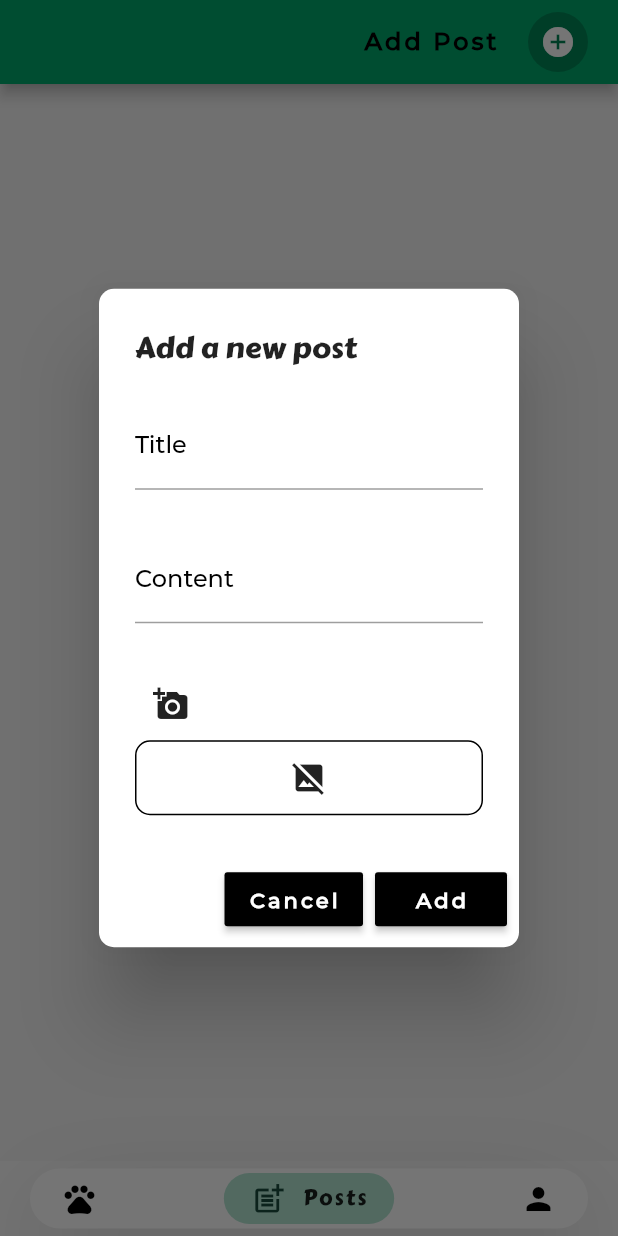
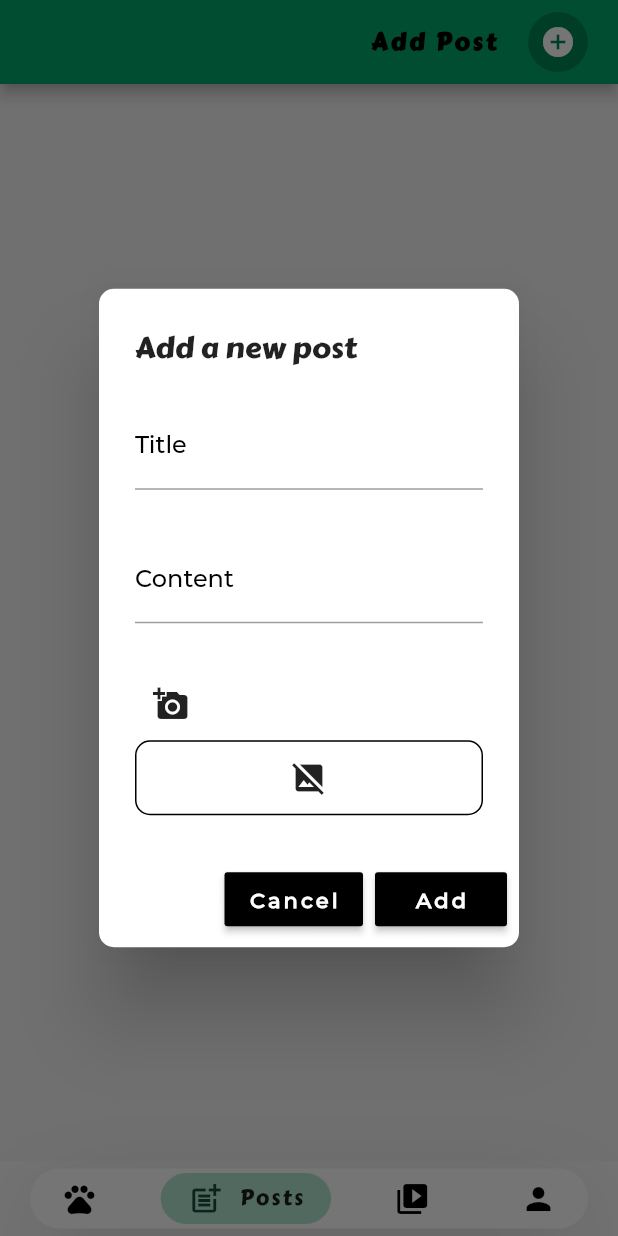
Before and after one commit to divyasri77/AniHelp, a Flutter app: the screen it shows once a user with an empty profile is signed in, item 2 of the bottom bar chosen, after a tap on the "add circle" icon, on a phone screen of 412 x 824 dp. Run offline on Flutter 3.47's test engine with Material 2 defaults, Android fonts, the phone set to English and light mode, and no system bars; drawn by our look-alikes of google_nav_bar; our stand-ins replace better_player, cached_network_image, cloud_firestore, firebase_auth, firebase_core, firebase_storage and 6 more; missing offline and left inert: mailer; accounts and stored records are empty; network calls fail.

Commit message:
Final build

```diff
--- /dev/null
+++ b/lib/FrontEnd/HomeNav/Media/Tabs/photos.dart
@@ -0,0 +1,65 @@
+import 'package:anihelp/FrontEnd/Components/components.dart';
+import 'package:cached_network_image/cached_network_image.dart';
+import 'package:cloud_firestore/cloud_firestore.dart';
+import 'package:flutter/material.dart';
+
+class PhotosTab extends StatefulWidget {
+  @override
+  _PhotosTabState createState() => _PhotosTabState();
+}
+
+class _PhotosTabState extends State<PhotosTab> {
+  @override
+  Widget build(BuildContext context) {
+    return StreamBuilder<QuerySnapshot>(
+      stream: FirebaseFirestore.instance.collection("photos").snapshots(),
+      builder: (context, snapshots) {
+        if (!snapshots.hasData) return Components().circularProgressIndicator();
+        if (snapshots.hasError) return Center(child: Icon(Icons.error));
+
+        var _photos = [];
+        if (snapshots.hasData)
+          for (var snap in snapshots.data.docs) _photos.add(snap.data());
+
+        if (_photos.isEmpty)
+          return Center(
+            child: Text(
+              "No photos found...",
+              style: TextStyle(fontSize: 18, fontFamily: "Montserrat"),
+            ),
+          );
+        return Padding(
+          padding: EdgeInsets.all(20),
+          child: Column(
+            crossAxisAlignment: CrossAxisAlignment.start,
+            children: [
+              FirstRow(text: "These are photos of your virtual pets"),
+              SizedBox(height: 30),
+              Expanded(
+                child: ListView.separated(
+                  physics: BouncingScrollPhysics(),
+                  itemCount: _photos.length,
+                  separatorBuilder: (context, index) => Divider(
+                      height: 30, thickness: 0, color: Colors.transparent),
+                  itemBuilder: (context, index) {
+                    return ClipRRect(
+                      child: CachedNetworkImage(
+                        imageUrl: _photos[index]["photoUrl"],
+                        placeholder: (context, url) =>
+                            Components().circularProgressIndicator(),
+                        errorWidget: (context, url, error) => Icon(Icons.error),
+                        fit: BoxFit.cover,
+                        height: MediaQuery.of(context).size.height * 0.4,
+                      ),
+                      borderRadius: BorderRadius.circular(20),
+                    );
+                  },
+                ),
+              ),
+            ],
+          ),
+        );
+      },
+    );
+  }
+}
--- /dev/null
+++ b/lib/FrontEnd/HomeNav/Media/media.dart
@@ -0,0 +1,58 @@
+import 'package:anihelp/FrontEnd/HomeNav/Media/Tabs/photos.dart';
+import 'package:anihelp/FrontEnd/HomeNav/Media/Tabs/videos.dart';
+import 'package:flutter/material.dart';
+
+class MediaScreen extends StatefulWidget {
+  @override
+  _MediaScreenState createState() => _MediaScreenState();
+}
+
+class _MediaScreenState extends State<MediaScreen> {
+  @override
+  Widget build(BuildContext context) {
+    return SafeArea(
+      child: DefaultTabController(
+        length: 2,
+        child: Scaffold(
+          backgroundColor: Colors.grey[100],
+          appBar: AppBar(
+              backgroundColor: Color(0xff00a86b),
+              actions: [
+                Center(
+                  child: Padding(
+                    padding: EdgeInsets.only(right: 10),
+                    child: Text(
+                      "Straight from the NGO",
+                      style: TextStyle(
+                          fontFamily: "CarterOne",
+                          fontWeight: FontWeight.bold,
+                          fontSize: 17,
+                          letterSpacing: 2),
+                    ),
+                  ),
+                )
+              ],
+              elevation: 10,
+              bottom: TabBar(
+                indicatorColor: Colors.white,
+                indicatorSize: TabBarIndicatorSize.label,
+                labelStyle: TextStyle(
+                    fontFamily: "CarterOne",
+                    fontWeight: FontWeight.bold,
+                    letterSpacing: 3),
+                tabs: [
+                  Tab(text: "Photos"),
+                  Tab(text: "Videos"),
+                ],
+              )),
+          body: TabBarView(
+            children: [
+              PhotosTab(),
+              VideosTab(),
+            ],
+          ),
+        ),
+      ),
+    );
+  }
+}
--- a/lib/FrontEnd/HomeNav/Posts/posts.dart
+++ b/lib/FrontEnd/HomeNav/Posts/posts.dart
@@ -27,8 +27,9 @@ class _PostsScreenState extends State<PostsScreen> {
           backgroundColor: Color(0xff00a86b),
           actions: [
             Center(
-                child:
-                    Text("Add Post", style: _textStyle.copyWith(fontSize: 16))),
+                child: Text("Add Post",
+                    style: _textStyle.copyWith(
+                        fontSize: 16, fontFamily: "CarterOne"))),
             SizedBox(width: 20),
             Padding(
               padding: EdgeInsets.only(right: 20),
@@ -52,7 +53,10 @@ class _PostsScreenState extends State<PostsScreen> {
         body: Padding(
           padding: EdgeInsets.all(20),
           child: StreamBuilder<QuerySnapshot>(
-            stream: FirebaseFirestore.instance.collection("posts").snapshots(),
+            stream: FirebaseFirestore.instance
+                .collection("posts")
+                .orderBy("createdAt", descending: true)
+                .snapshots(),
             builder: (context, snapshots) {
               if (!snapshots.hasData)
                 return Components().circularProgressIndicator();
@@ -63,25 +67,28 @@ class _PostsScreenState extends State<PostsScreen> {
                 for (var snap in snapshots.data.docs) posts.add(snap.data());
               }
 
-              if (posts.isEmpty)
-                return Center(child: Text("No data found"));
+              if (posts.isEmpty) return Center(child: Text("No data found"));
 
               return ListView.separated(
                 physics: BouncingScrollPhysics(),
                 itemCount: posts.length,
-                separatorBuilder: (context, index) => Divider(
-                    height: 100, thickness: 0, color: Color(0xff00a86b)),
+                separatorBuilder: (context, index) =>
+                    Divider(height: 70, thickness: 0, color: Color(0xff00a86b)),
                 itemBuilder: (context, index) {
                   return Container(
-                    child: Row(
+                    child: Column(
+                      crossAxisAlignment: CrossAxisAlignment.start,
+                      children: [
+                        Row(
                           children: [
                             posts[index]["photoUrl"] == null
                                 ? Center(
                                     child: Container(
-                                height: MediaQuery.of(context).size.height *
+                                      height:
+                                          MediaQuery.of(context).size.height *
                                               0.2,
-                                width:
-                                    MediaQuery.of(context).size.width * 0.3,
+                                      width: MediaQuery.of(context).size.width *
+                                          0.3,
                                       decoration: BoxDecoration(
                                           color: Colors.black,
                                           borderRadius:
@@ -95,15 +102,17 @@ class _PostsScreenState extends State<PostsScreen> {
                                 : ClipRRect(
                                     child: CachedNetworkImage(
                                       imageUrl: posts[index]["photoUrl"],
-                                placeholder: (context, url) => Components()
+                                      placeholder: (context, url) =>
+                                          Components()
                                               .circularProgressIndicator(),
                                       errorWidget: (context, url, error) =>
                                           Icon(Icons.error),
                                       fit: BoxFit.cover,
-                                height: MediaQuery.of(context).size.height *
+                                      height:
+                                          MediaQuery.of(context).size.height *
                                               0.2,
-                                width:
-                                    MediaQuery.of(context).size.width * 0.3,
+                                      width: MediaQuery.of(context).size.width *
+                                          0.3,
                                     ),
                                     borderRadius: BorderRadius.circular(20),
                                   ),
@@ -115,7 +124,8 @@ class _PostsScreenState extends State<PostsScreen> {
                                   SizedBox(height: 10),
                                   Text(posts[index]["title"],
                                       textAlign: TextAlign.end,
-                                  maxLines: 3, style: _textStyle),
+                                      maxLines: 3,
+                                      style: _textStyle),
                                   SizedBox(height: 20),
                                   Text(posts[index]["description"],
                                       textAlign: TextAlign.end,
@@ -123,6 +133,31 @@ class _PostsScreenState extends State<PostsScreen> {
                                       overflow: TextOverflow.ellipsis,
                                       style: _textStyle.copyWith(
                                           fontSize: 14, color: Colors.grey)),
+                                ],
+                              ),
+                            ),
+                          ],
+                        ),
+                        SizedBox(height: 10),
+                        Padding(
+                          padding: EdgeInsets.symmetric(horizontal: 1),
+                          child: Row(
+                            children: [
+                              Text(
+                                "Posted ${DateTime.now().difference(DateTime.parse(posts[index]["createdAt"].toDate().toString())).inDays.toString()} days ago",
+                                style: TextStyle(
+                                    fontFamily: "Montserrat",
+                                    color: Colors.grey[700],
+                                    fontStyle: FontStyle.italic),
+                              ),
+                              Spacer(),
+                              Text(
+                                posts[index]["name"],
+                                style: TextStyle(
+                                    fontFamily: "Montserrat",
+                                    color: Colors.grey[700],
+                                    fontStyle: FontStyle.italic),
+                              ),
                             ],
                           ),
                         ),
--- a/lib/FrontEnd/HomeNav/Profile/profile.dart
+++ b/lib/FrontEnd/HomeNav/Profile/profile.dart
@@ -1,3 +1,4 @@
+import 'package:anihelp/BackEnd/Auth/google_auth.dart';
 import 'package:anihelp/FrontEnd/Components/components.dart';
 import 'package:cached_network_image/cached_network_image.dart';
 import 'package:cloud_firestore/cloud_firestore.dart';
@@ -27,8 +28,9 @@ class _ProfileScreenState extends State<ProfileScreen> {
         body: Padding(
           padding: EdgeInsets.symmetric(horizontal: 20),
           child: Column(
+            crossAxisAlignment: CrossAxisAlignment.start,
             children: [
-              SizedBox(height: MediaQuery.of(context).size.height * 0.05),
+              IconButton(icon: Icon(Icons.exit_to_app), onPressed: () => GoogleAuth().googleLogOutUser(context)),
               ProfileNameDetails(firebaseCurrentUser: _firebaseCurrentUser),
               SizedBox(height: MediaQuery.of(context).size.height * 0.05),
               Container(
@@ -63,7 +65,7 @@ class _ProfileScreenState extends State<ProfileScreen> {
                   return StreamBuilder<QuerySnapshot>(
                     stream: userSnapshots.data.docs.first.reference
                         .collection("history")
-                        .orderBy("time", descending: false)
+                        .orderBy("time", descending: true)
                         .snapshots(),
                     builder: (context, historySnapshots) {
                       if (!historySnapshots.hasData)
@@ -77,6 +79,22 @@ class _ProfileScreenState extends State<ProfileScreen> {
                           history.add(hist.data());
                         }
                       }
+                      if (history.isEmpty)
+                        return Expanded(
+                          child: Container(
+                            decoration: BoxDecoration(
+                              color: Color(0xff00a86b).withOpacity(0.4),
+                              borderRadius: BorderRadius.circular(10),
+                            ),
+                            child: Center(
+                              child: Text(
+                                "No petting history found",
+                                style: _textStyle.copyWith(
+                                    fontSize: 18, color: Colors.black),
+                              ),
+                            ),
+                          ),
+                        );
 
                       return Expanded(
                         child: Container(
@@ -87,14 +105,16 @@ class _ProfileScreenState extends State<ProfileScreen> {
                               vertical: 10, horizontal: 15),
                           child: ListView.separated(
                             physics: BouncingScrollPhysics(),
-                            itemCount: 2,
+                            itemCount: history.length,
                             itemBuilder: (context, index) => Container(
                               child: Row(
-                                mainAxisAlignment: MainAxisAlignment.spaceBetween,
+                                mainAxisAlignment:
+                                    MainAxisAlignment.spaceBetween,
                                 children: [
                                   Flexible(
                                     child: Column(
-                                      mainAxisAlignment: MainAxisAlignment.center,
+                                      mainAxisAlignment:
+                                          MainAxisAlignment.center,
                                       crossAxisAlignment:
                                           CrossAxisAlignment.start,
                                       children: [
--- a/lib/FrontEnd/HomeNav/navbar.dart
+++ b/lib/FrontEnd/HomeNav/navbar.dart
@@ -1,3 +1,4 @@
+import 'package:anihelp/FrontEnd/HomeNav/Media/media.dart';
 import 'package:flutter/material.dart';
 import 'package:google_nav_bar/google_nav_bar.dart';
 import 'Donate/donate.dart';
@@ -13,7 +14,7 @@ class _NavBarState extends State<NavBar> {
   int _selectedIndex = 0;
   var padding = EdgeInsets.symmetric(horizontal: 18, vertical: 5);
   double gap = 10;
-  List body = [DonateScreen(), PostsScreen(), ProfileScreen()];
+  List body = [DonateScreen(), PostsScreen(),MediaScreen(), ProfileScreen()];
   PageController _pageController = PageController();
 
   @override
@@ -27,7 +28,7 @@ class _NavBarState extends State<NavBar> {
               _selectedIndex = page;
             });
           },
-          itemCount: 3,
+          itemCount: 4,
           itemBuilder: (context, position) {
             return Scaffold(
               body: body[position],
@@ -55,6 +56,7 @@ class _NavBarState extends State<NavBar> {
               tabs: [
                 navBarButtons(Icons.pets, "Petify", Color(0xff00a86b)),
                 navBarButtons(Icons.post_add, "Posts", Color(0xff00a86b)),
+                navBarButtons(Icons.video_collection, "Media", Color(0xff00a86b)),
                 navBarButtons(Icons.person, "Me", Color(0xff00a86b)),
               ],
               selectedIndex: _selectedIndex,
--- a/lib/FrontEnd/Welcome/welcome.dart
+++ b/lib/FrontEnd/Welcome/welcome.dart
@@ -51,8 +51,15 @@ class _WelcomeScreenState extends State<WelcomeScreen> {
                       SizedBox(height: 5),
                       Padding(
                         padding: EdgeInsets.only(right: 5),
-                        child: Text("SubTitle text for the title",
-                            style: TextStyle(fontFamily: "CarterOne")),
+                        child: Text(
+                          "A pet away from home",
+                          style: TextStyle(
+                            fontFamily: "CarterOne",
+                            letterSpacing: 2,
+                            color: Colors.grey[400],
+                            fontSize: 16,
+                          ),
+                        ),
                       )
                     ],
                   ),
@@ -71,7 +78,8 @@ class _WelcomeScreenState extends State<WelcomeScreen> {
                   child: SignInButton(Buttons.Google,
                       padding: EdgeInsets.only(left: 30.0),
                       shape: RoundedRectangleBorder(
-                          borderRadius: BorderRadius.all(Radius.circular(10.0))),
+                          borderRadius:
+                              BorderRadius.all(Radius.circular(10.0))),
                       onPressed: () {
                     setState(() {
                       _isLoading = true;
--- a/pubspec.yaml
+++ b/pubspec.yaml
@@ -26,6 +26,7 @@ dependencies:
   flutter_dotenv: ^3.1.0
   image_picker: ^0.6.7+22
   firebase_storage: ^7.0.0
+  better_player: ^0.0.49
 
 dev_dependencies:
   flutter_test:
```
Also changed, not shown: lib/FrontEnd/Components/components.dart (+37 -5 lines), lib/FrontEnd/HomeNav/Error/error.dart (deleted, +0 -15 lines), lib/FrontEnd/HomeNav/Media/Tabs/videos.dart (added, +66 -0 lines), pubspec.lock, 8 other files. Lines whose indentation alone changed are shown as unchanged.
